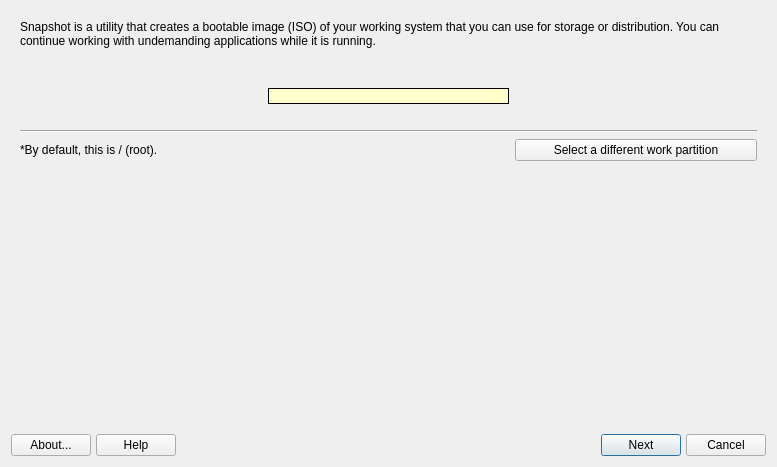
This is mxsnapshot.ui in AdrianTM/mx-snapshot-old as Qt 5 draws it before an edit. The edited form follows.
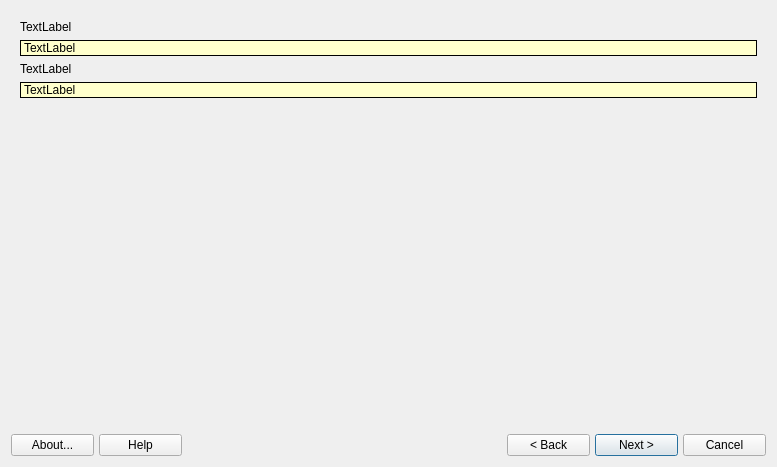
This is the edited form. Icons and pictures are not drawn.

The edit to the form file:
```diff
--- a/mxsnapshot.ui
+++ b/mxsnapshot.ui
@@ -17,7 +17,7 @@
    <item>
     <widget class="QStackedWidget" name="stackedWidget">
      <property name="currentIndex">
-      <number>0</number>
+      <number>1</number>
      </property>
      <widget class="QWidget" name="selectionPage">
       <layout class="QGridLayout" name="gridLayout_2">
@@ -38,19 +38,6 @@
          </property>
         </widget>
        </item>
-       <item row="8" column="0">
-        <spacer name="verticalSpacer">
-         <property name="orientation">
-          <enum>Qt::Vertical</enum>
-         </property>
-         <property name="sizeHint" stdset="0">
-          <size>
-           <width>20</width>
-           <height>40</height>
-          </size>
-         </property>
-        </spacer>
-       </item>
        <item row="4" column="0" colspan="3">
         <widget class="QLabel" name="labelDiskSpaceHelp">
          <property name="text">
@@ -126,6 +113,78 @@
          </property>
         </widget>
        </item>
+       <item row="7" column="1">
+        <spacer name="verticalSpacer">
+         <property name="orientation">
+          <enum>Qt::Vertical</enum>
+         </property>
+         <property name="sizeHint" stdset="0">
+          <size>
+           <width>20</width>
+           <height>40</height>
+          </size>
+         </property>
+        </spacer>
+       </item>
+      </layout>
+     </widget>
+     <widget class="QWidget" name="confirmationPage">
+      <layout class="QVBoxLayout" name="verticalLayout_3">
+       <item>
+        <widget class="QLabel" name="label_1">
+         <property name="text">
+          <string>TextLabel</string>
+         </property>
+        </widget>
+       </item>
+       <item>
+        <widget class="QLabel" name="label_2">
+         <property name="styleSheet">
+          <string notr="true">background-color: rgb(255, 255, 204);
+border-color: rgb(0, 0, 0);</string>
+         </property>
+         <property name="frameShape">
+          <enum>QFrame::Box</enum>
+         </property>
+         <property name="text">
+          <string>TextLabel</string>
+         </property>
+        </widget>
+       </item>
+       <item>
+        <widget class="QLabel" name="label_3">
+         <property name="text">
+          <string>TextLabel</string>
+         </property>
+        </widget>
+       </item>
+       <item>
+        <widget class="QLabel" name="label_4">
+         <property name="styleSheet">
+          <string notr="true">background-color: rgb(255, 255, 204);
+border-color: rgb(0, 0, 0);</string>
+         </property>
+         <property name="frameShape">
+          <enum>QFrame::Box</enum>
+         </property>
+         <property name="text">
+          <string>TextLabel</string>
+         </property>
+        </widget>
+       </item>
+       <item>
+        <spacer name="verticalSpacer_2">
+         <property name="orientation">
+          <enum>Qt::Vertical</enum>
+         </property>
+         <property name="sizeHint" stdset="0">
+          <size>
+           <width>20</width>
+           <height>317</height>
+          </size>
+         </property>
+        </spacer>
+       </item>
       </layout>
      </widget>
      <widget class="QWidget" name="outputPage">
@@ -158,7 +217,7 @@
     </widget>
    </item>
    <item>
-    <layout class="QGridLayout" name="buttonBar" columnstretch="0,0,0,0,0,0,0,0,0">
+    <layout class="QGridLayout" name="buttonBar" columnstretch="0,0,0,0,0,0,0,0,0,0,0">
      <property name="sizeConstraint">
       <enum>QLayout::SetDefaultConstraint</enum>
      </property>
@@ -177,8 +236,8 @@
      <property name="spacing">
       <number>5</number>
      </property>
-     <item row="0" column="1">
-      <widget class="QPushButton" name="buttonHelp">
+     <item row="0" column="7">
+      <widget class="QPushButton" name="buttonBack">
        <property name="sizePolicy">
         <sizepolicy hsizetype="Minimum" vsizetype="Preferred">
          <horstretch>0</horstretch>
@@ -189,14 +248,7 @@
         <string>Display help </string>
        </property>
        <property name="text">
-        <string>Help</string>
-       </property>
-       <property name="icon">
-        <iconset>
-         <normaloff>../../../../../../../../usr/share/mx-snapshot/icons/gnome-help.png</normaloff>../../../../../../../../usr/share/mx-snapshot/icons/gnome-help.png</iconset>
-       </property>
-       <property name="shortcut">
-        <string>Alt+H</string>
+        <string>&lt; Back</string>
        </property>
       </widget>
      </item>
@@ -222,8 +274,63 @@
        </property>
       </widget>
      </item>
-     <item row="0" column="6">
-      <widget class="QPushButton" name="buttonStart">
+     <item row="0" column="1">
+      <widget class="QPushButton" name="buttonHelp">
+       <property name="sizePolicy">
+        <sizepolicy hsizetype="Minimum" vsizetype="Preferred">
+         <horstretch>0</horstretch>
+         <verstretch>0</verstretch>
+        </sizepolicy>
+       </property>
+       <property name="toolTip">
+        <string>Display help </string>
+       </property>
+       <property name="text">
+        <string>Help</string>
+       </property>
+       <property name="icon">
+        <iconset>
+         <normaloff>../../../../../../../../usr/share/mx-snapshot/icons/gnome-help.png</normaloff>../../../../../../../../usr/share/mx-snapshot/icons/gnome-help.png</iconset>
+       </property>
+       <property name="shortcut">
+        <string>Alt+H</string>
+       </property>
+      </widget>
+     </item>
+     <item row="0" column="5">
+      <spacer name="horizontalSpacer2">
+       <property name="orientation">
+        <enum>Qt::Horizontal</enum>
+       </property>
+       <property name="sizeType">
+        <enum>QSizePolicy::Minimum</enum>
+       </property>
+       <property name="sizeHint" stdset="0">
+        <size>
+         <width>100</width>
+         <height>20</height>
+        </size>
+       </property>
+      </spacer>
+     </item>
+     <item row="0" column="2">
+      <spacer name="horizontalSpacer1">
+       <property name="orientation">
+        <enum>Qt::Horizontal</enum>
+       </property>
+       <property name="sizeType">
+        <enum>QSizePolicy::Minimum</enum>
+       </property>
+       <property name="sizeHint" stdset="0">
+        <size>
+         <width>183</width>
+         <height>20</height>
+        </size>
+       </property>
+      </spacer>
+     </item>
+     <item row="0" column="8">
+      <widget class="QPushButton" name="buttonNext">
        <property name="sizePolicy">
         <sizepolicy hsizetype="Minimum" vsizetype="Preferred">
          <horstretch>0</horstretch>
@@ -234,11 +341,7 @@
         <string>Start scanning for shares</string>
        </property>
        <property name="text">
-        <string>Next</string>
-       </property>
-       <property name="icon">
-        <iconset>
-         <normaloff>../../../../../../../../usr/share/mx-snapshot/icons/dialog-ok.png</normaloff>../../../../../../../../usr/share/mx-snapshot/icons/dialog-ok.png</iconset>
+        <string>Next &gt;</string>
        </property>
        <property name="shortcut">
         <string/>
@@ -251,7 +354,7 @@
        </property>
       </widget>
      </item>
-     <item row="0" column="8">
+     <item row="0" column="10">
       <widget class="QPushButton" name="buttonCancel">
        <property name="sizePolicy">
         <sizepolicy hsizetype="Minimum" vsizetype="Preferred">
@@ -303,32 +406,6 @@
        </property>
       </widget>
      </item>
-     <item row="0" column="5">
-      <spacer name="horizontalSpacer2">
-       <property name="orientation">
-        <enum>Qt::Horizontal</enum>
-       </property>
-       <property name="sizeHint" stdset="0">
-        <size>
-         <width>40</width>
-         <height>20</height>
-        </size>
-       </property>
-      </spacer>
-     </item>
-     <item row="0" column="2">
-      <spacer name="horizontalSpacer1">
-       <property name="orientation">
-        <enum>Qt::Horizontal</enum>
-       </property>
-       <property name="sizeHint" stdset="0">
-        <size>
-         <width>40</width>
-         <height>20</height>
-        </size>
-       </property>
-      </spacer>
-     </item>
     </layout>
    </item>
   </layout>
```
Left out of the diff: 3 changed lines with no effect on the pictures.
